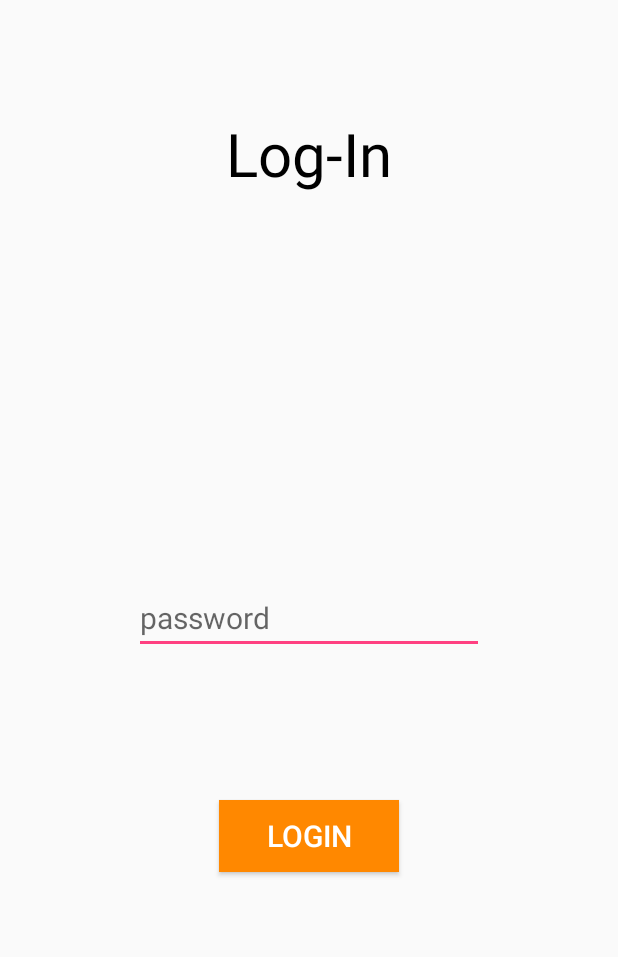
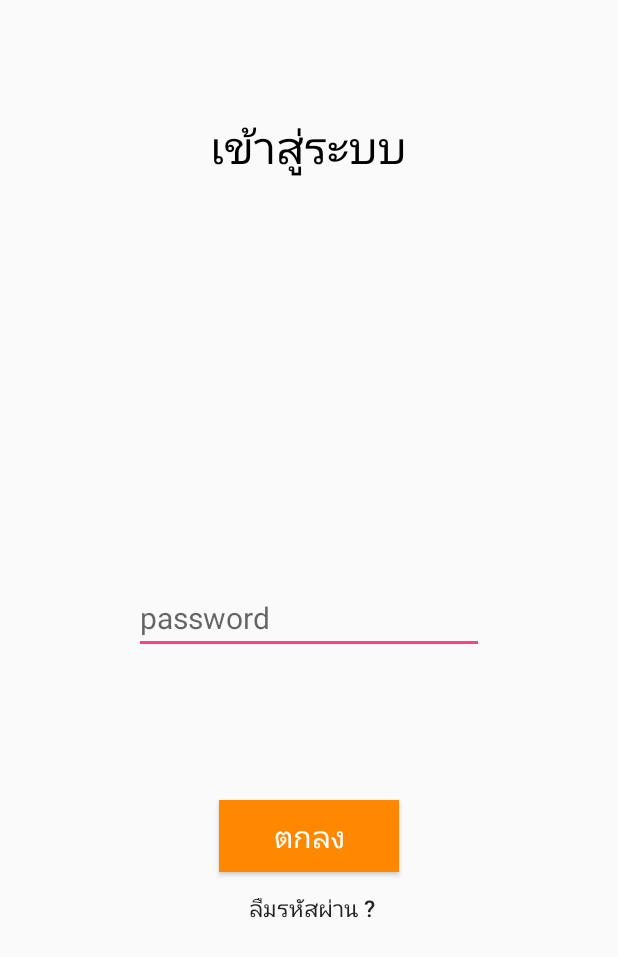
Before and after one commit to kaewkp/Project_Diary, an Android app: the Login screen opened directly, with no data from a screen before it, on a phone screen of 412 x 824 dp. Shown: the top 957 px of the screen. Run offline under Robolectric (Android 15) with nearby library versions, the phone set to English and light mode, and no system bars.

Commit message:
commit about change language page login,set pass

```diff
--- a/app/src/main/res/layout/login.xml
+++ b/app/src/main/res/layout/login.xml
@@ -15,9 +15,9 @@
         android:layout_width="wrap_content"
         android:layout_height="wrap_content"
         android:layout_marginTop="59dp"
-        android:text="Log-In"
+        android:text="เข้าสู่ระบบ"
         android:textColor="@android:color/black"
-        android:textSize="40sp"
+        android:textSize="30sp"
         android:layout_alignParentTop="true"
         android:layout_centerHorizontal="true" />
 
@@ -36,7 +36,7 @@
         android:textSize="20dp" />
 
     <Button
-        android:text="LOGIN"
+        android:text="ตกลง"
         android:layout_width="120dp"
         android:layout_height="wrap_content"
         android:layout_below="@+id/password"
@@ -47,5 +47,15 @@
         android:textColor="@android:color/white"
         android:textSize="20sp" />
 
+    <Button
+        android:text="    ลืมรหัสผ่าน ?   "
+        android:layout_width="wrap_content"
+        android:layout_height="wrap_content"
+        android:id="@+id/button3"
+        android:textSize="15dp"
+        android:background="@android:color/transparent"
+        android:layout_below="@+id/submit"
+        android:layout_centerHorizontal="true" />
+
 
 </RelativeLayout>
```
